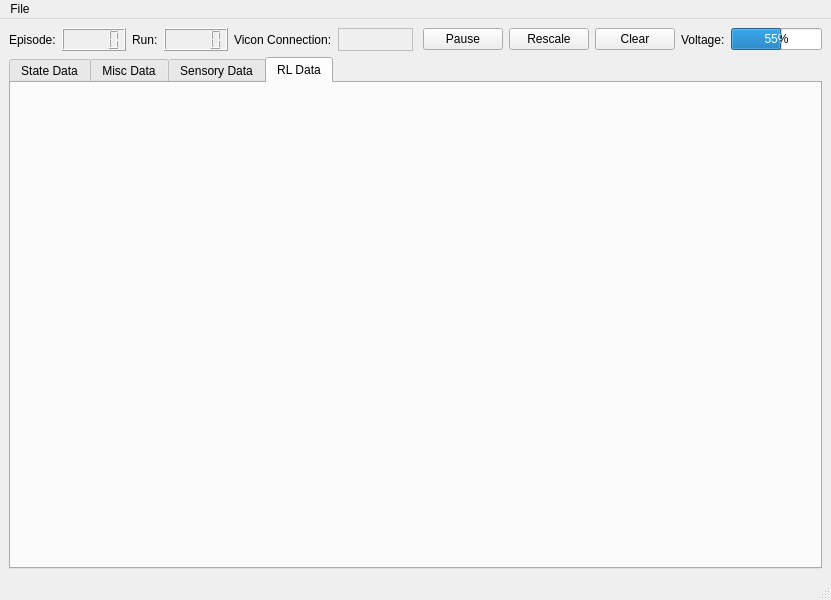
bhabas/sar_simulation, file crazyflie_sim_dashboard/DashboardWindow.ui: the form before one commit.
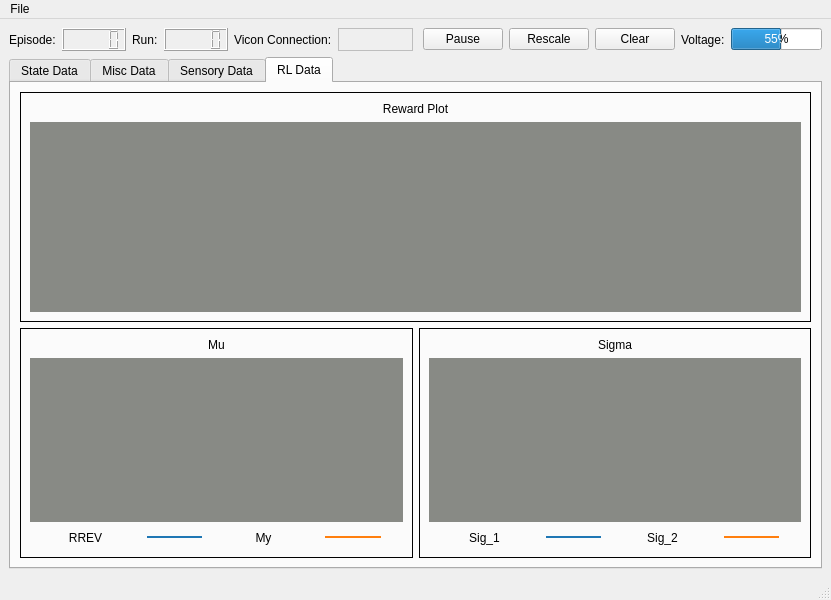
The form after the commit. The open tabs and pages were chosen to show the change. Custom widgets are drawn as their Qt base class.

Commit message: Added RL Plots

```diff
--- a/crazyflie_sim_dashboard/DashboardWindow.ui
+++ b/crazyflie_sim_dashboard/DashboardWindow.ui
@@ -1120,6 +1120,262 @@
          <attribute name="title">
           <string>RL Data</string>
          </attribute>
+         <layout class="QVBoxLayout" name="verticalLayout_20">
+          <item>
+           <layout class="QVBoxLayout" name="verticalLayout_14">
+            <item>
+             <widget class="QFrame" name="frame_5">
+              <property name="frameShape">
+               <enum>QFrame::Box</enum>
+              </property>
+              <property name="frameShadow">
+               <enum>QFrame::Plain</enum>
+              </property>
+              <property name="lineWidth">
+               <number>1</number>
+              </property>
+              <layout class="QHBoxLayout" name="horizontalLayout_20">
+               <item>
+                <layout class="QVBoxLayout" name="verticalLayout_15" stretch="0,10">
+                 <item>
+                  <widget class="QLabel" name="label_46">
+                   <property name="text">
+                    <string>Reward Plot</string>
+                   </property>
+                   <property name="alignment">
+                    <set>Qt::AlignCenter</set>
+                   </property>
+                  </widget>
+                 </item>
+                 <item>
+                  <widget class="RL_Widget2" name="widget_11" native="true">
+                   <property name="styleSheet">
+                    <string notr="true">background-color: rgb(136, 138, 133);</string>
+                   </property>
+                  </widget>
+                 </item>
+                </layout>
+               </item>
+              </layout>
+             </widget>
+            </item>
+            <item>
+             <layout class="QHBoxLayout" name="horizontalLayout_6">
+              <item>
+               <widget class="QFrame" name="frame_6">
+                <property name="frameShape">
+                 <enum>QFrame::Box</enum>
+                </property>
+                <property name="frameShadow">
+                 <enum>QFrame::Plain</enum>
+                </property>
+                <property name="lineWidth">
+                 <number>1</number>
+                </property>
+                <layout class="QHBoxLayout" name="horizontalLayout_21">
+                 <item>
+                  <layout class="QVBoxLayout" name="verticalLayout_18" stretch="0,10,1">
+                   <item>
+                    <widget class="QLabel" name="label_47">
+                     <property name="text">
+                      <string>Mu</string>
+                     </property>
+                     <property name="alignment">
+                      <set>Qt::AlignCenter</set>
+                     </property>
+                    </widget>
+                   </item>
+                   <item>
+                    <widget class="Mu_Widget2" name="Mu_Graph" native="true">
+                     <property name="styleSheet">
+                      <string notr="true">background-color: rgb(136, 138, 133);</string>
+                     </property>
+                    </widget>
+                   </item>
+                   <item>
+                    <layout class="QHBoxLayout" name="horizontalLayout_22" stretch="10,5,10,5,2">
+                     <item>
+                      <widget class="QLabel" name="label_49">
+                       <property name="text">
+                        <string>RREV</string>
+                       </property>
+                       <property name="alignment">
+                        <set>Qt::AlignCenter</set>
+                       </property>
+                      </widget>
+                     </item>
+                     <item>
+                      <widget class="Line" name="line_35">
+                       <property name="styleSheet">
+                        <string notr="true">color: rgb(31, 119, 180);</string>
+                       </property>
+                       <property name="frameShadow">
+                        <enum>QFrame::Plain</enum>
+                       </property>
+                       <property name="lineWidth">
+                        <number>2</number>
+                       </property>
+                       <property name="orientation">
+                        <enum>Qt::Horizontal</enum>
+                       </property>
+                      </widget>
+                     </item>
+                     <item>
+                      <widget class="QLabel" name="label_50">
+                       <property name="text">
+                        <string>My</string>
+                       </property>
+                       <property name="alignment">
+                        <set>Qt::AlignCenter</set>
+                       </property>
+                      </widget>
+                     </item>
+                     <item>
+                      <widget class="Line" name="line_37">
+                       <property name="styleSheet">
+                        <string notr="true">color: rgb(255, 127, 14);</string>
+                       </property>
+                       <property name="frameShadow">
+                        <enum>QFrame::Plain</enum>
+                       </property>
+                       <property name="lineWidth">
+                        <number>2</number>
+                       </property>
+                       <property name="orientation">
+                        <enum>Qt::Horizontal</enum>
+                       </property>
+                      </widget>
+                     </item>
+                     <item>
+                      <spacer name="horizontalSpacer_14">
+                       <property name="orientation">
+                        <enum>Qt::Horizontal</enum>
+                       </property>
+                       <property name="sizeHint" stdset="0">
+                        <size>
+                         <width>40</width>
+                         <height>20</height>
+                        </size>
+                       </property>
+                      </spacer>
+                     </item>
+                    </layout>
+                   </item>
+                  </layout>
+                 </item>
+                </layout>
+               </widget>
+              </item>
+              <item>
+               <widget class="QFrame" name="frame_7">
+                <property name="frameShape">
+                 <enum>QFrame::Box</enum>
+                </property>
+                <property name="frameShadow">
+                 <enum>QFrame::Plain</enum>
+                </property>
+                <property name="lineWidth">
+                 <number>1</number>
+                </property>
+                <layout class="QHBoxLayout" name="horizontalLayout_23">
+                 <item>
+                  <layout class="QVBoxLayout" name="verticalLayout_19" stretch="0,10,1">
+                   <item>
+                    <widget class="QLabel" name="label_51">
+                     <property name="text">
+                      <string>Sigma</string>
+                     </property>
+                     <property name="alignment">
+                      <set>Qt::AlignCenter</set>
+                     </property>
+                    </widget>
+                   </item>
+                   <item>
+                    <widget class="Sigma_Widget2" name="Sigma_Graph" native="true">
+                     <property name="styleSheet">
+                      <string notr="true">background-color: rgb(136, 138, 133);</string>
+                     </property>
+                    </widget>
+                   </item>
+                   <item>
+                    <layout class="QHBoxLayout" name="horizontalLayout_24" stretch="10,5,10,5,2">
+                     <item>
+                      <widget class="QLabel" name="label_53">
+                       <property name="text">
+                        <string>Sig_1</string>
+                       </property>
+                       <property name="alignment">
+                        <set>Qt::AlignCenter</set>
+                       </property>
+                      </widget>
+                     </item>
+                     <item>
+                      <widget class="Line" name="line_38">
+                       <property name="styleSheet">
+                        <string notr="true">color: rgb(31, 119, 180);</string>
+                       </property>
+                       <property name="frameShadow">
+                        <enum>QFrame::Plain</enum>
+                       </property>
+                       <property name="lineWidth">
+                        <number>2</number>
+                       </property>
+                       <property name="orientation">
+                        <enum>Qt::Horizontal</enum>
+                       </property>
+                      </widget>
+                     </item>
+                     <item>
+                      <widget class="QLabel" name="label_57">
+                       <property name="text">
+                        <string>Sig_2</string>
+                       </property>
+                       <property name="alignment">
+                        <set>Qt::AlignCenter</set>
+                       </property>
+                      </widget>
+                     </item>
+                     <item>
+                      <widget class="Line" name="line_40">
+                       <property name="styleSheet">
+                        <string notr="true">color: rgb(255, 127, 14);</string>
+                       </property>
+                       <property name="frameShadow">
+                        <enum>QFrame::Plain</enum>
+                       </property>
+                       <property name="lineWidth">
+                        <number>2</number>
+                       </property>
+                       <property name="orientation">
+                        <enum>Qt::Horizontal</enum>
+                       </property>
+                      </widget>
+                     </item>
+                     <item>
+                      <spacer name="horizontalSpacer_15">
+                       <property name="orientation">
+                        <enum>Qt::Horizontal</enum>
+                       </property>
+                       <property name="sizeHint" stdset="0">
+                        <size>
+                         <width>40</width>
+                         <height>20</height>
+                        </size>
+                       </property>
+                      </spacer>
+                     </item>
+                    </layout>
+                   </item>
+                  </layout>
+                 </item>
+                </layout>
+               </widget>
+              </item>
+             </layout>
+            </item>
+           </layout>
+          </item>
+         </layout>
         </widget>
        </widget>
       </item>
@@ -1194,6 +1450,24 @@
    <header>Dash_Plots</header>
    <container>1</container>
   </customwidget>
+  <customwidget>
+   <class>RL_Widget2</class>
+   <extends>QWidget</extends>
+   <header>Dash_Plots</header>
+   <container>1</container>
+  </customwidget>
+  <customwidget>
+   <class>Mu_Widget2</class>
+   <extends>QWidget</extends>
+   <header>Dash_Plots</header>
+   <container>1</container>
+  </customwidget>
+  <customwidget>
+   <class>Sigma_Widget2</class>
+   <extends>QWidget</extends>
+   <header>Dash_Plots</header>
+   <container>1</container>
+  </customwidget>
  </customwidgets>
  <resources/>
  <connections/>
```
Left out of the diff: 2 changed lines with no effect on the pictures. The commit also changes 1 other file.
